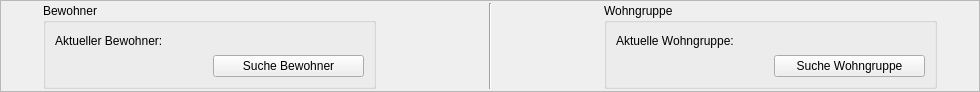
Old version of the form drk_client/infoframe.ui in the repository Robotregent/EBP.
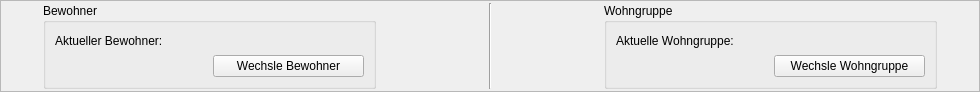
New version of the form. Icons and pictures are not drawn.

Commit message: Bewohner- und Wohngruppendaten werden beim Start asynchron geladen.

The edit to the form file:
```diff
--- a/drk_client/infoframe.ui
+++ b/drk_client/infoframe.ui
@@ -61,7 +61,7 @@
       <item row="1" column="1">
        <widget class="QPushButton" name="pushButton">
         <property name="text">
-         <string>Suche Bewohner</string>
+         <string>Wechsle Bewohner</string>
         </property>
         <property name="icon">
          <iconset>
@@ -121,7 +121,7 @@
       <item row="1" column="1">
        <widget class="QPushButton" name="pushButton_2">
         <property name="text">
-         <string>Suche Wohngruppe</string>
+         <string>Wechsle Wohngruppe</string>
         </property>
         <property name="icon">
          <iconset>
```
Left out of the diff: 10 changed lines with no effect on the pictures. The commit also changes 10 other files.
